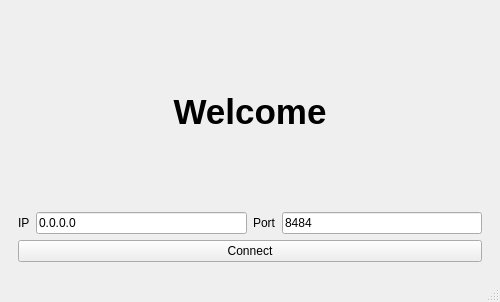
Qt form Server/mainwindow.ui (Amirmahdi-AM/Plants-VS-Zombies) before a commit.
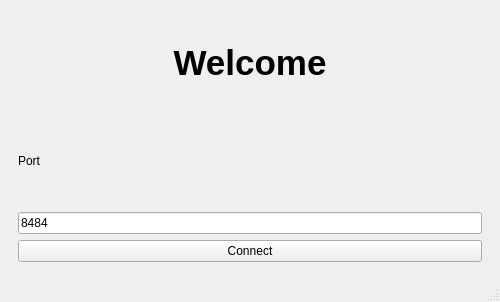
The same form after that commit.

Commit message: Edit server connection.

```diff
--- a/Server/mainwindow.ui
+++ b/Server/mainwindow.ui
@@ -30,28 +30,6 @@
          </widget>
         </item>
         <item>
-         <layout class="QHBoxLayout" name="horizontalLayout_3">
-          <item>
-           <layout class="QHBoxLayout" name="horizontalLayout_2">
-            <item>
-             <widget class="QLabel" name="serverLabel">
-              <property name="text">
-               <string>IP</string>
-              </property>
-             </widget>
-            </item>
-            <item>
-             <widget class="QLineEdit" name="serverEdit">
-              <property name="text">
-               <string>0.0.0.0</string>
-              </property>
-             </widget>
-            </item>
-           </layout>
-          </item>
-          <item>
-           <layout class="QHBoxLayout" name="horizontalLayout">
-            <item>
              <widget class="QLabel" name="portLabel">
               <property name="text">
                <string>Port</string>
@@ -64,10 +42,6 @@
                <string>8484</string>
               </property>
              </widget>
-            </item>
-           </layout>
-          </item>
-         </layout>
         </item>
         <item>
          <widget class="QPushButton" name="connectButton">
```
Lines whose indentation alone changed are shown as unchanged. The commit also changes 1 other file.
